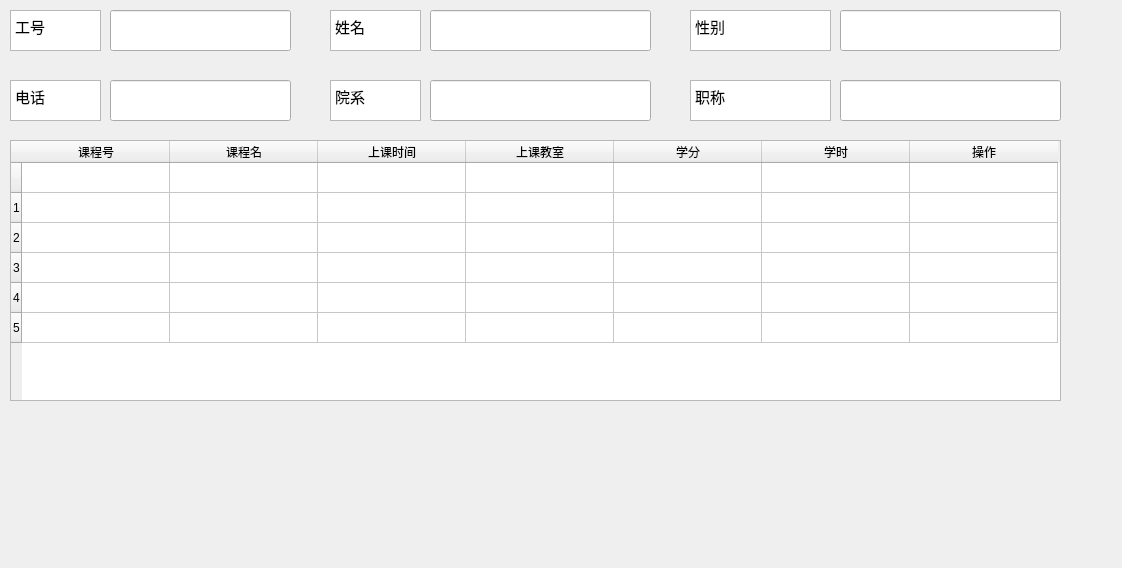
The window that gui/teacher_Menu.ui (jiang-zixian/DataBase_experiment) describes before a commit, drawn with Qt 5.
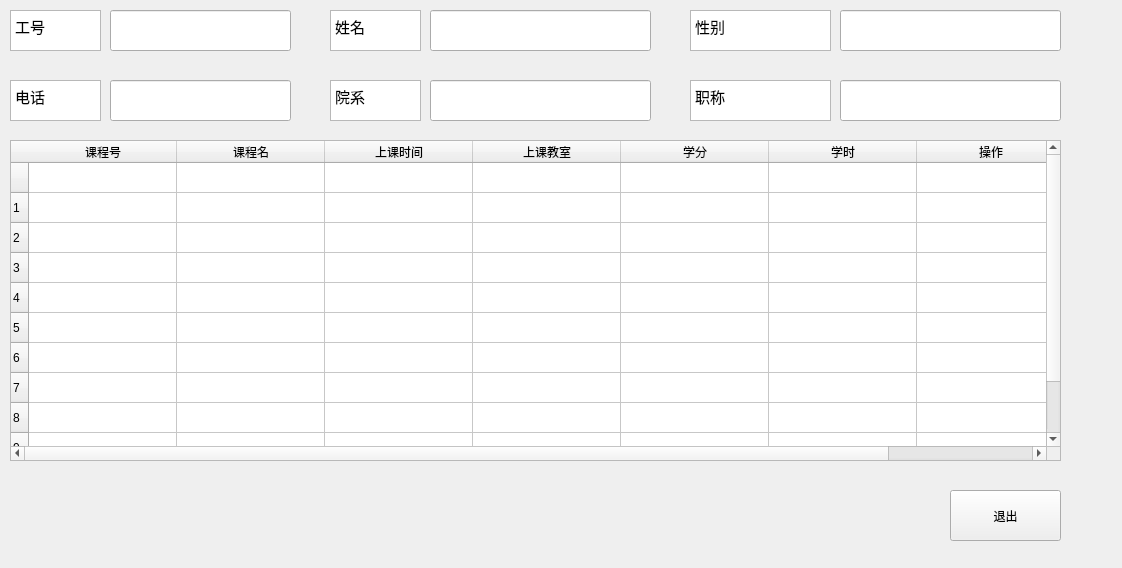
The same window after the commit.

```diff
--- a/gui/teacher_Menu.ui
+++ b/gui/teacher_Menu.ui
@@ -59,7 +59,7 @@
      <x>10</x>
      <y>140</y>
      <width>1051</width>
-     <height>261</height>
+     <height>321</height>
     </rect>
    </property>
    <attribute name="horizontalHeaderMinimumSectionSize">
@@ -98,6 +98,31 @@
      <string>5</string>
     </property>
    </row>
+   <row>
+    <property name="text">
+     <string>6</string>
+    </property>
+   </row>
+   <row>
+    <property name="text">
+     <string>7</string>
+    </property>
+   </row>
+   <row>
+    <property name="text">
+     <string>8</string>
+    </property>
+   </row>
+   <row>
+    <property name="text">
+     <string>9</string>
+    </property>
+   </row>
+   <row>
+    <property name="text">
+     <string>10</string>
+    </property>
+   </row>
    <column>
     <property name="text">
      <string>课程号</string>
@@ -334,6 +359,24 @@
     <string/>
    </property>
   </widget>
+  <widget class="QPushButton" name="pushButton_4">
+   <property name="geometry">
+    <rect>
+     <x>950</x>
+     <y>490</y>
+     <width>111</width>
+     <height>51</height>
+    </rect>
+   </property>
+   <property name="font">
+    <font>
+     <pointsize>9</pointsize>
+    </font>
+   </property>
+   <property name="text">
+    <string>退出</string>
+   </property>
+  </widget>
  </widget>
  <resources/>
  <connections/>
```
